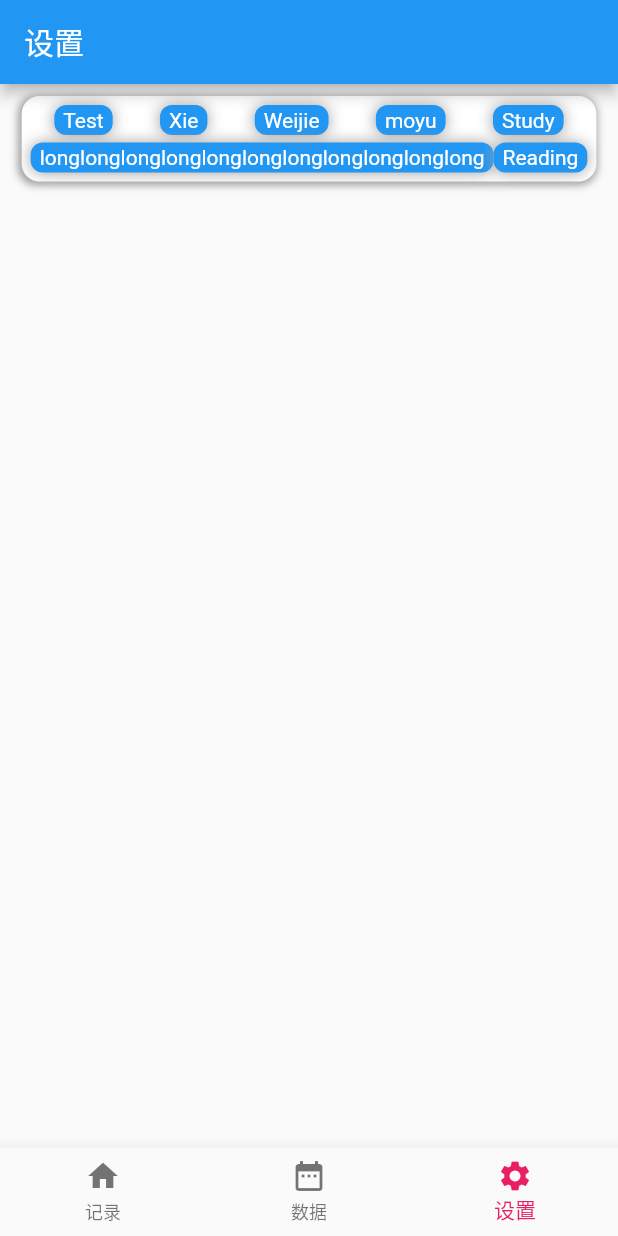
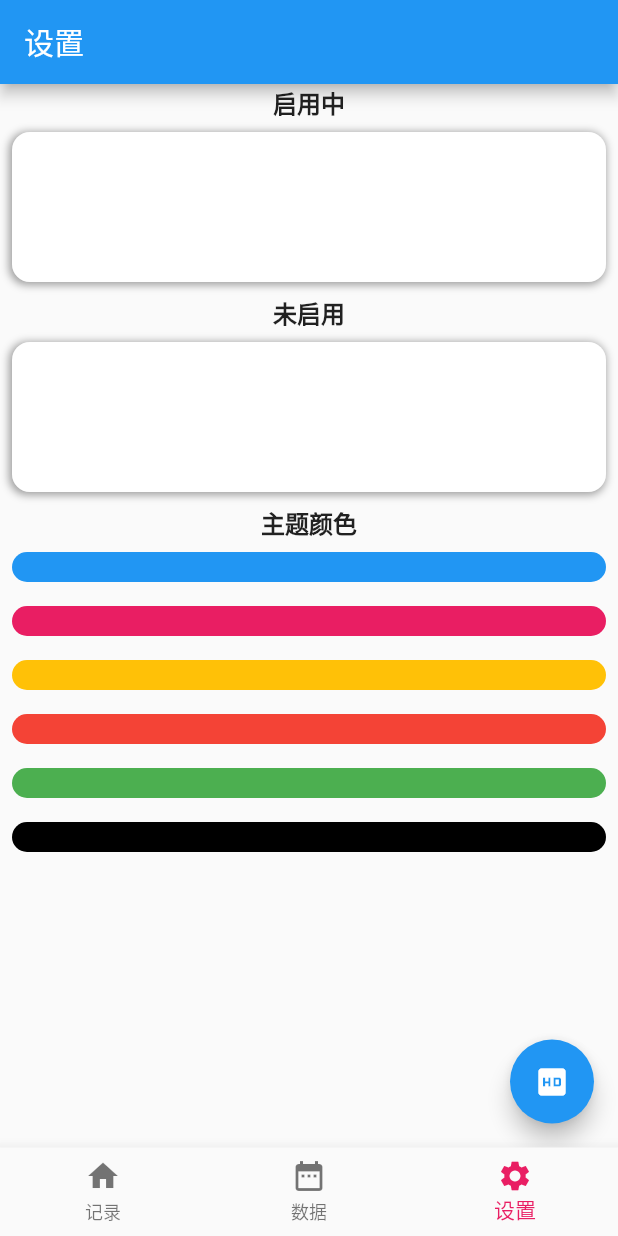
Before and after one commit to DrinkCupTea/TimeLog, a Flutter app: the screen it shows after launch, item 3 of the bottom bar chosen, on a phone screen of 412 x 824 dp. Run offline on Flutter 3.47's test engine with Material 2 defaults, Android fonts, the phone set to English and light mode, and no system bars; our stand-ins replace shared_preferences.

Commit message:
Add enabledCard, disAbledCard and use sharedPreference to change appBar's color

```diff
--- a/lib/homePage.dart
+++ b/lib/homePage.dart
@@ -1,12 +1,16 @@
-// import 'package:flutter/cupertino.dart';
 import 'package:flutter/material.dart';
 import 'package:provider/provider.dart';
+import 'main.dart';
+// import 'package:shared_preferences/shared_preferences.dart';
 
 class HomePage extends StatelessWidget {
   @override
   Widget build(BuildContext context) {
-    return ChangeNotifierProvider(
-      create: (_) => TimeLogs(),
+    return MultiProvider(
+      providers: [
+        ChangeNotifierProvider(create: (_) => TimeLogs()),
+        ChangeNotifierProvider(create: (_) => AppConfig()),
+      ],
       child: MyApp(),
     );
   }
@@ -17,12 +21,17 @@ class MyApp extends StatelessWidget {
   Widget build(BuildContext context) {
     return MaterialApp(
       home: Scaffold(
-        appBar: AppBar(title: Text('记录'), backgroundColor: Colors.amber),
+        appBar: AppBar(
+            title: Text('记录'),
+            backgroundColor: context.watch<AppConfig>().appColor),
         body: TimeLine(),
         floatingActionButton: FloatingActionButton(
           child: Icon(Icons.add),
-          onPressed: () => context.read<TimeLogs>().addLog('摸鱼', Icons.data_usage_outlined,
-              DateTime.now(), DateTime.now().add(Duration(minutes: 120)) ),
+          onPressed: () => context.read<TimeLogs>().addLog(
+              '摸鱼',
+              Icons.data_usage_outlined,
+              DateTime.now(),
+              DateTime.now().add(Duration(minutes: 120))),
           backgroundColor: Colors.red,
         ),
       ),
@@ -70,11 +79,33 @@ class TimeLine extends StatelessWidget {
                   ),
                   // Start time - Finish time
                   Text(
-                    context.watch<TimeLogs>().startTime[index].hour.toString().padLeft(2, '0') + ":" +
-                    context.watch<TimeLogs>().startTime[index].minute.toString().padLeft(2, '0') +
+                    context
+                            .watch<TimeLogs>()
+                            .startTime[index]
+                            .hour
+                            .toString()
+                            .padLeft(2, '0') +
+                        ":" +
+                        context
+                            .watch<TimeLogs>()
+                            .startTime[index]
+                            .minute
+                            .toString()
+                            .padLeft(2, '0') +
                         '-' +
-                    context.watch<TimeLogs>().endTime[index].hour.toString().padLeft(2, '0') + ":" +
-                    context.watch<TimeLogs>().endTime[index].minute.toString().padLeft(2, '0'),
+                        context
+                            .watch<TimeLogs>()
+                            .endTime[index]
+                            .hour
+                            .toString()
+                            .padLeft(2, '0') +
+                        ":" +
+                        context
+                            .watch<TimeLogs>()
+                            .endTime[index]
+                            .minute
+                            .toString()
+                            .padLeft(2, '0'),
                     style: TextStyle(
                       color: Colors.white,
                       fontSize: 15.0,
@@ -90,7 +121,12 @@ class TimeLine extends StatelessWidget {
                 child: Container(),
               ),
               Text(
-                context.watch<TimeLogs>().totalTime[index].inMinutes.toString() + ' 分钟',
+                context
+                        .watch<TimeLogs>()
+                        .totalTime[index]
+                        .inMinutes
+                        .toString() +
+                    ' 分钟',
                 style: TextStyle(
                   color: Colors.white,
                   fontSize: 18.0,
@@ -134,7 +170,9 @@ class TimeLogs with ChangeNotifier {
   List<DateTime> _endTime = <DateTime>[DateTime(2020, 11, 21, 18, 03)];
   List<DateTime> get endTime => _endTime;
 
-  List<Duration> _totalTime = <Duration>[DateTime(2020, 11, 21, 18, 03).difference(DateTime(2020, 11, 21, 16, 03))];
+  List<Duration> _totalTime = <Duration>[
+    DateTime(2020, 11, 21, 18, 03).difference(DateTime(2020, 11, 21, 16, 03))
+  ];
   List<Duration> get totalTime => _totalTime;
 
   void addLog(String log, IconData icon, DateTime startTime, DateTime endTime) {
--- a/lib/main.dart
+++ b/lib/main.dart
@@ -1,5 +1,6 @@
 import 'package:flutter/material.dart';
 import 'package:provider/provider.dart';
+import 'package:shared_preferences/shared_preferences.dart';
 
 import 'homePage.dart';
 import 'dataPage.dart';
@@ -57,3 +58,47 @@ class Pages with ChangeNotifier {
     notifyListeners();
   }
 }
+
+class AppConfig with ChangeNotifier{
+  Future<SharedPreferences> _prefs = SharedPreferences.getInstance();
+
+  MaterialColor _appColor = Colors.amber;
+  MaterialColor get appColor => _appColor;
+
+  AppConfig(){
+    initConfig();
+  }
+
+  void initConfig() async{
+    final SharedPreferences prefs = await _prefs;
+    final String colorName = prefs.getString('APP_COLOR');
+    _appColor = getColor(colorName);
+  }
+
+// blue, pink, amber, red, green, black
+  MaterialColor getColor(String name){
+    switch(name){
+      case 'BLUE':
+        return Colors.blue;
+      case 'PINK':
+        return Colors.pink;
+      case 'AMBER':
+        return Colors.amber;
+      case 'RED':
+        return Colors.red;
+      case 'GREEN':
+        return Colors.green;
+      case 'BLACK':
+        return Colors.black;
+      default:
+        return Colors.amber;
+    }
+  }
+
+  void changeColor(String color) async{
+    _appColor = getColor(color);
+    final SharedPreferences prefs = await _prefs;
+    prefs.setString('APP_COLOR', color);
+    notifyListeners();
+  }
+}
--- a/lib/settingPage.dart
+++ b/lib/settingPage.dart
@@ -1,11 +1,20 @@
 import 'package:flutter/material.dart';
+import 'package:provider/provider.dart';
 
 class Setting extends StatelessWidget {
   @override
   Widget build(BuildContext context) {
-    return Container(
+    return MultiProvider(
+      providers: [
+        ChangeNotifierProvider(create: (_) => Items()),
+        ChangeNotifierProvider(create: (_) => ColorsList())
+      ],
       child: MyApp(),
     );
+    // return ChangeNotifierProvider(
+      // create: (_) => Items(),
+      // child: MyApp(),
+    // );
   }
 }
 
@@ -18,6 +27,14 @@ class MyApp extends StatelessWidget {
           title: Text('设置'),
         ),
         body: CardsList(),
+        floatingActionButton: FloatingActionButton(
+          child: Icon(Icons.hd),
+          onPressed: () => {
+            context
+                .read<Items>()
+                .addEnabledItem(LogItem('moyu', Colors.blue, Colors.white))
+          },
+        ),
       ),
     );
   }
@@ -39,29 +56,60 @@ class CardsList extends StatelessWidget {
 class EnAbledCard extends StatelessWidget {
   @override
   Widget build(BuildContext context) {
-    return Card();
+    return Card(true);
   }
 }
 
 class DisAbledCard extends StatelessWidget {
   @override
   Widget build(BuildContext context) {
-    return Container();
+    return Card(false);
   }
 }
 
 class ChoseColorCard extends StatelessWidget {
   @override
   Widget build(BuildContext context) {
-    return Container();
+    return Column(
+      children: <Widget>[
+        Text(
+          '主题颜色',
+          style: TextStyle(
+            fontWeight: FontWeight.w600,
+            fontSize: 16.0,
+          ),
+        ),
+        Container(
+          child: Column(
+            children: context.watch<ColorsList>().colorsList,
+          ),
+        ),
+      ],
+    );
   }
 }
 
 class Card extends StatelessWidget {
+  final bool isEnalbe;
+  Card(isEnalbe) : isEnalbe = isEnalbe;
+
   @override
   Widget build(BuildContext context) {
-    return Container(
+    return Column(
+      children: <Widget>[
+        Text(
+          isEnalbe ? '启用中' : '未启用',
+          style: TextStyle(
+            fontWeight: FontWeight.w600,
+            fontSize: 16.0,
+          ),
+        ),
+        Container(
           // height: 100,
+          constraints: BoxConstraints(
+            minWidth: double.infinity,
+            minHeight: 100.0,
+          ),
           margin: EdgeInsets.all(8.0),
           padding: EdgeInsets.all(4.0),
           decoration: BoxDecoration(
@@ -79,19 +127,33 @@ class Card extends StatelessWidget {
           ),
           child: Wrap(
             alignment: WrapAlignment.spaceAround,
-        // spacing: 2,
+            spacing: 2,
             runSpacing: 5,
-        children: <Widget>[
-          LogItem.onlyContent('Test'),
-          LogItem.onlyContent('Xie'),
-          LogItem.onlyContent('Weijie'),
-          LogItem.onlyContent('moyu'),
-          LogItem.onlyContent('Study'),
-          LogItem.onlyContent('longlonglonglonglonglonglonglonglonglonglong'),
-          LogItem.onlyContent('Reading'),
+            children: isEnalbe
+                ? context.watch<Items>().enabledItems
+                : context.watch<Items>().disabledItems,
+          ),
+        ),
       ],
-      ),
     );
+  }
+}
+
+class Items with ChangeNotifier {
+  List<LogItem> _enabledItems = <LogItem>[];
+  List<LogItem> get enabledItems => _enabledItems;
+
+  List<LogItem> _disabledItems = <LogItem>[];
+  List<LogItem> get disabledItems => _disabledItems;
+
+  void addEnabledItem(LogItem logItem) {
+    _enabledItems.add(logItem);
+    notifyListeners();
+  }
+
+  void addDisabledItem(LogItem logItem) {
+    _disabledItems.add(logItem);
+    notifyListeners();
   }
 }
 
@@ -104,11 +166,6 @@ class LogItem extends StatelessWidget {
       : content = content,
         backgroundColor = backgroundColor,
         fontColor = fontColor;
-
-  LogItem.onlyContent(content)
-      : content = content,
-        backgroundColor = Colors.blue,
-        fontColor = Colors.white;
 
   @override
   Widget build(BuildContext context) {
@@ -138,3 +195,27 @@ class LogItem extends StatelessWidget {
     );
   }
 }
+
+class ColorsList with ChangeNotifier{
+  List<Container> _colorsList = <Container>[];
+  List<Container> get colorsList => _colorsList;
+
+  ColorsList() {
+    for (var i in [Colors.blue, Colors.pink, Colors.amber, Colors.red, Colors.green, Colors.black]){
+      _colorsList.add(
+        Container(
+          height: 20.0,
+          margin: EdgeInsets.all(8.0),
+          decoration: BoxDecoration(
+            color: i,
+            borderRadius: BorderRadius.circular(12.0),
+          ),
+        )
+      );
+    }
+  }
+
+  void changeColor(int index){
+    notifyListeners();
+  }
+}
--- a/pubspec.yaml
+++ b/pubspec.yaml
@@ -25,6 +25,7 @@ dependencies:
     sdk: flutter
 
   provider: ^4.3.2
+  shared_preferences: 0.5.3+4
 
 
   # The following adds the Cupertino Icons font to your application.
```
Also changed, not shown: pubspec.lock. Lines whose indentation alone changed are shown as unchanged.
